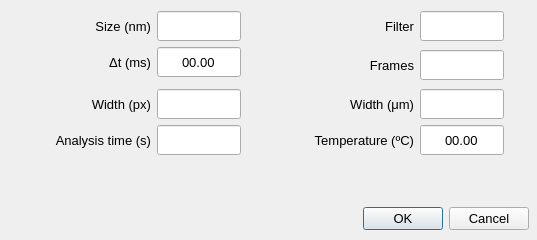
This is ui/app_config.ui in lassisg/mpthub as Qt 5 draws it before an edit. The edited form follows.
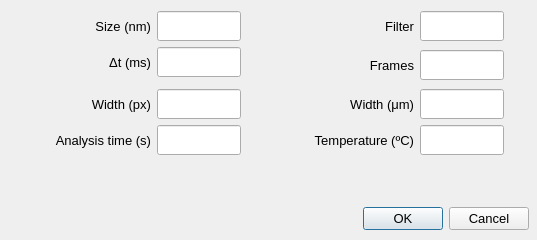
This is the edited form. Icons and pictures are not drawn.

Commit message: Changed input behavior. Fixes #24

Diff of the .ui file:
```diff
--- a/ui/app_config.ui
+++ b/ui/app_config.ui
@@ -23,7 +23,7 @@
    <iconset resource="resources/application_resources.qrc">
     <normaloff>:/icons/icons/application-task.png</normaloff>:/icons/icons/application-task.png</iconset>
   </property>
-  <widget class="QWidget" name="">
+  <widget class="QWidget" name="layoutWidget">
    <property name="geometry">
     <rect>
      <x>9</x>
@@ -254,10 +254,10 @@
          </font>
         </property>
         <property name="inputMask">
-         <string>##.##</string>
+         <string/>
         </property>
         <property name="text">
-         <string>00.00</string>
+         <string/>
         </property>
         <property name="alignment">
          <set>Qt::AlignCenter</set>
@@ -627,10 +627,10 @@
          </font>
         </property>
         <property name="inputMask">
-         <string>0#.##</string>
+         <string/>
         </property>
         <property name="text">
-         <string>00.00</string>
+         <string/>
         </property>
         <property name="alignment">
          <set>Qt::AlignCenter</set>
```
Left out of the diff: 128 changed lines with no effect on the pictures.
